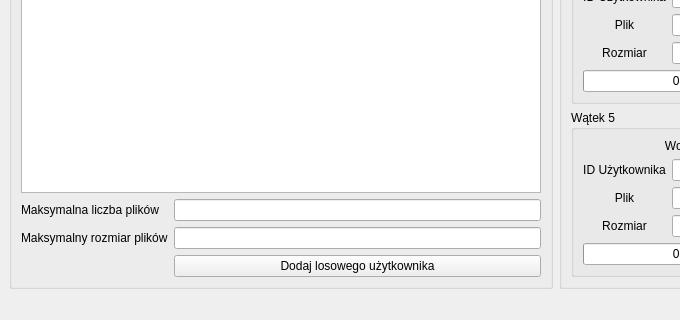
Old version of the form ui/uis/MainWindow.ui in the repository 209450/LoadBalancer; both pictures show x 0 to 680 and y 620 to 940 of the 813 by 940 pixel window.
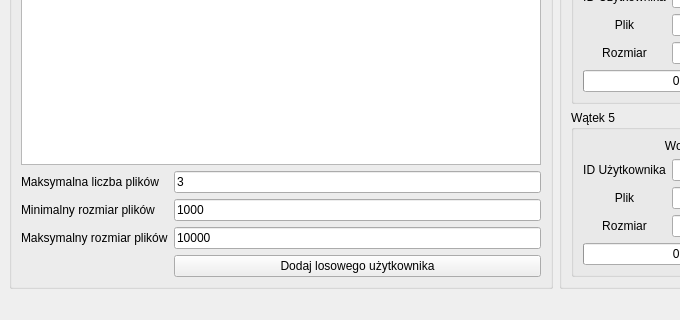
New version of the form.

```diff
--- a/ui/uis/MainWindow.ui
+++ b/ui/uis/MainWindow.ui
@@ -465,33 +465,48 @@
        <string>Klienci</string>
       </property>
       <layout class="QGridLayout" name="gridLayout_2">
+       <item row="2" column="1">
+        <widget class="QLineEdit" name="minFileSizeLineEdit">
+         <property name="text">
+          <string>1000</string>
+         </property>
+        </widget>
+       </item>
        <item row="2" column="0">
+        <widget class="QLabel" name="label_6">
+         <property name="text">
+          <string>Minimalny rozmiar plików</string>
+         </property>
+        </widget>
+       </item>
+       <item row="3" column="1">
+        <widget class="QLineEdit" name="maxFileSizeLineEdit">
+         <property name="text">
+          <string>10000</string>
+         </property>
+        </widget>
+       </item>
+       <item row="1" column="1">
+        <widget class="QLineEdit" name="maxFileNumberLineEdit">
+         <property name="text">
+          <string>3</string>
+         </property>
+        </widget>
+       </item>
+       <item row="3" column="0">
         <widget class="QLabel" name="label_5">
          <property name="text">
           <string>Maksymalny rozmiar plików</string>
          </property>
         </widget>
        </item>
-       <item row="2" column="1">
-        <widget class="QLineEdit" name="lineEdit"/>
-       </item>
-       <item row="3" column="1">
-        <widget class="QPushButton" name="addClientPushButton">
+       <item row="4" column="1">
+        <widget class="QPushButton" name="addRandomClientPushButton">
          <property name="text">
           <string>Dodaj losowego użytkownika</string>
          </property>
         </widget>
        </item>
-       <item row="1" column="0">
-        <widget class="QLabel" name="label">
-         <property name="text">
-          <string>Maksymalna liczba plików</string>
-         </property>
-        </widget>
-       </item>
-       <item row="1" column="1">
-        <widget class="QLineEdit" name="lineEdit_2"/>
-       </item>
        <item row="0" column="0" colspan="2">
         <widget class="QTableView" name="clientTableView">
          <attribute name="horizontalHeaderStretchLastSection">
@@ -499,6 +514,13 @@
          </attribute>
         </widget>
        </item>
+       <item row="1" column="0">
+        <widget class="QLabel" name="label">
+         <property name="text">
+          <string>Maksymalna liczba plików</string>
+         </property>
+        </widget>
+       </item>
       </layout>
      </widget>
     </item>
```
